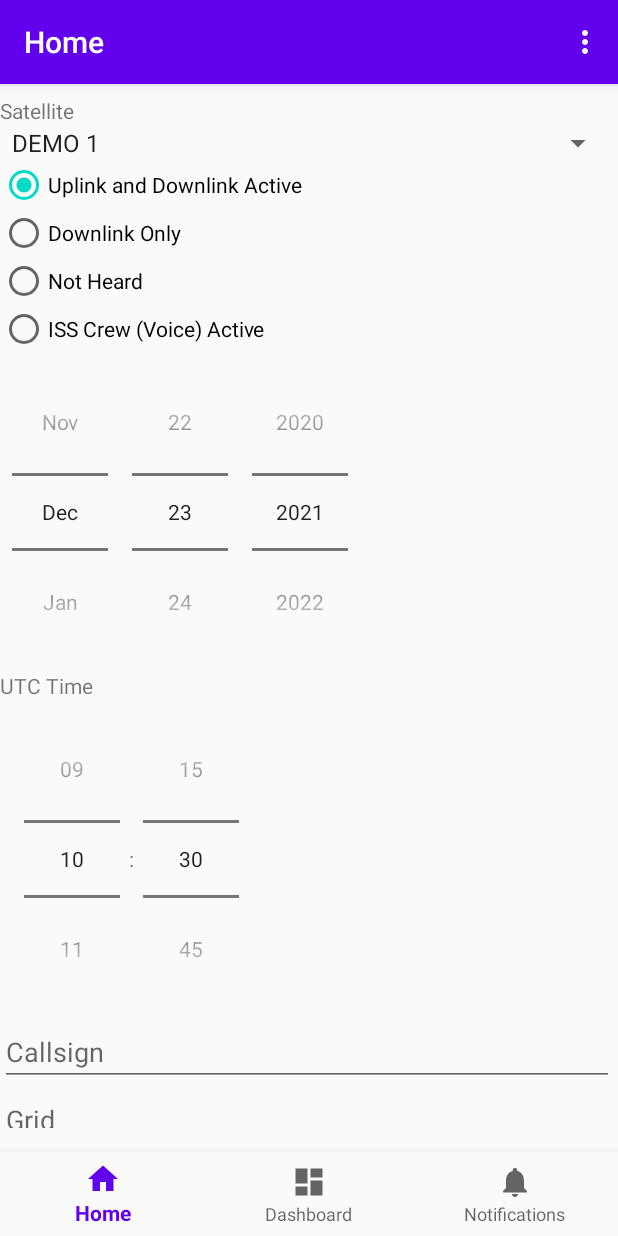
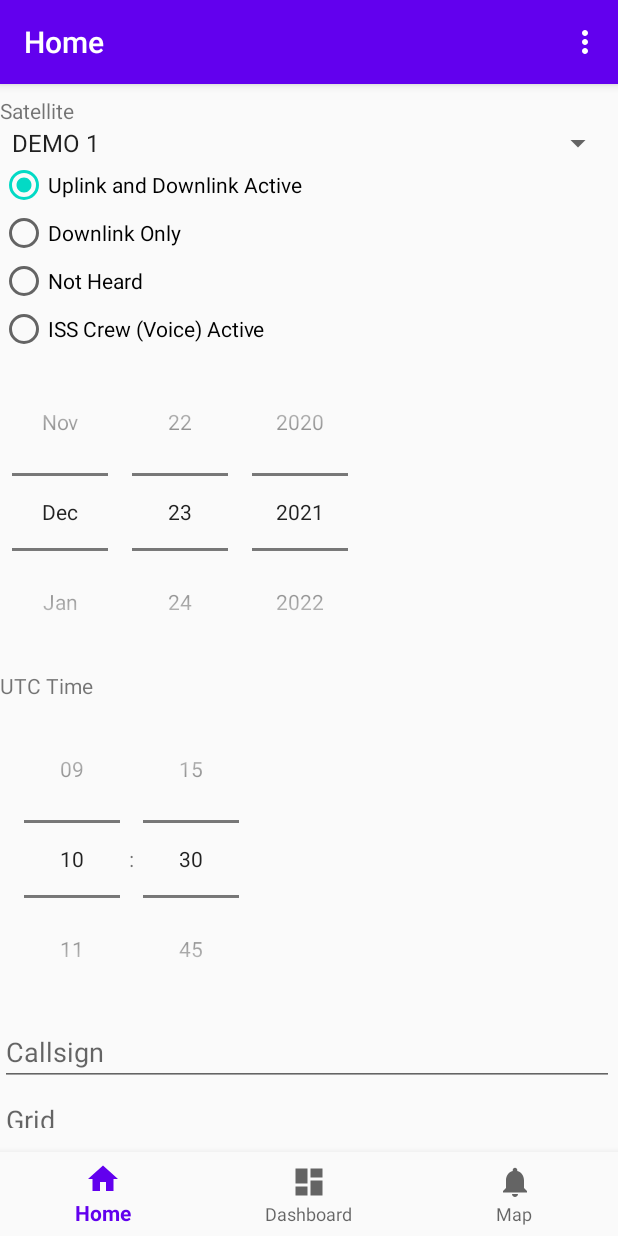
Before and after one commit to penguin359/amsat-status, an Android app: the screen it shows after launch (MainActivity), on a phone screen of 412 x 824 dp. Run offline under Robolectric (Android 15) with nearby library versions, the phone set to English and light mode, and no system bars; our stand-ins replace navigation-ui; libraries missing offline, so code that uses them is left out: com.google.api.client; 7 statements that could not run were skipped.

Commit message:
Renamed Notifications tab to Map

```diff
--- a/app/src/main/kotlin/org/northwinds/amsatstatus/MainActivity.kt
+++ b/app/src/main/kotlin/org/northwinds/amsatstatus/MainActivity.kt
@@ -38,7 +38,7 @@ class MainActivity : AppCompatActivity() {
         // Passing each menu ID as a set of Ids because each
         // menu should be considered as top level destinations.
         val appBarConfiguration = AppBarConfiguration(setOf(
-                R.id.navigation_home, R.id.navigation_dashboard, R.id.navigation_notifications))
+                R.id.navigation_home, R.id.navigation_dashboard, R.id.navigation_maps))
         setupActionBarWithNavController(navController, appBarConfiguration)
         navView.setupWithNavController(navController)
 
--- a/app/src/main/res/menu/bottom_nav_menu.xml
+++ b/app/src/main/res/menu/bottom_nav_menu.xml
@@ -11,9 +11,16 @@
         android:icon="@drawable/ic_dashboard_black_24dp"
         android:title="@string/title_dashboard" />
 
+<!--
     <item
         android:id="@+id/navigation_notifications"
         android:icon="@drawable/ic_notifications_black_24dp"
         android:title="@string/title_notifications" />
+-->
+
+    <item
+        android:id="@+id/navigation_maps"
+        android:icon="@drawable/ic_notifications_black_24dp"
+        android:title="@string/title_maps" />
 
 </menu>
--- a/app/src/main/res/navigation/mobile_navigation.xml
+++ b/app/src/main/res/navigation/mobile_navigation.xml
@@ -26,7 +26,7 @@
 -->
 
     <fragment
-        android:id="@+id/navigation_notifications"
+        android:id="@+id/navigation_maps"
         android:name="org.northwinds.amsatstatus.ui.maps.MapsFragment"
         android:label="@string/title_notifications"
         tools:layout="@layout/fragment_maps" />
--- a/app/src/main/res/values/strings.xml
+++ b/app/src/main/res/values/strings.xml
@@ -3,6 +3,7 @@
     <string name="title_home">Home</string>
     <string name="title_dashboard">Dashboard</string>
     <string name="title_notifications">Notifications</string>
+    <string name="title_maps">Map</string>
     <string name="uplink_and_downlink_active">Uplink and Downlink Active</string>
     <string name="downlink_only">Downlink Only</string>
     <string name="not_heard">Not Heard</string>
```
